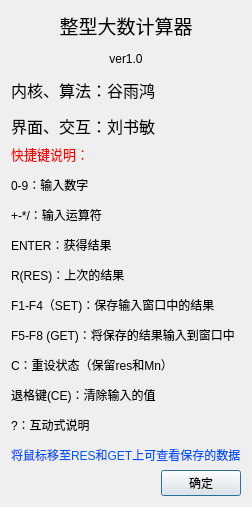
Qt form about_dialog.ui (Liu233w/BigIntegerCalculator) before a commit.
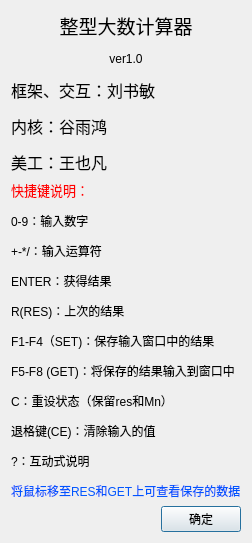
The same form after that commit.

Commit message: 修改制作人员信息

Patch:
```diff
--- a/about_dialog.ui
+++ b/about_dialog.ui
@@ -7,7 +7,7 @@
     <x>0</x>
     <y>0</y>
     <width>248</width>
-    <height>451</height>
+    <height>482</height>
    </rect>
   </property>
   <property name="windowTitle">
@@ -19,7 +19,7 @@
      <item>
       <widget class="QLabel" name="label">
        <property name="text">
-        <string>&lt;html&gt;&lt;head/&gt;&lt;body&gt;&lt;p align=&quot;center&quot;&gt;&lt;span style=&quot; font-size:14pt;&quot;&gt;整型大数计算器&lt;/span&gt;&lt;/p&gt;&lt;p align=&quot;center&quot;&gt;ver1.0&lt;/p&gt;&lt;p&gt;&lt;span style=&quot; font-size:12pt;&quot;&gt;内核、算法：谷雨鸿&lt;/span&gt;&lt;/p&gt;&lt;p&gt;&lt;span style=&quot; font-size:12pt;&quot;&gt;界面、交互：刘书敏&lt;/span&gt;&lt;/p&gt;&lt;/body&gt;&lt;/html&gt;</string>
+        <string>&lt;html&gt;&lt;head/&gt;&lt;body&gt;&lt;p align=&quot;center&quot;&gt;&lt;span style=&quot; font-size:14pt;&quot;&gt;整型大数计算器&lt;/span&gt;&lt;/p&gt;&lt;p align=&quot;center&quot;&gt;ver1.0&lt;/p&gt;&lt;p&gt;&lt;span style=&quot; font-size:12pt;&quot;&gt;框架、交互：刘书敏&lt;/span&gt;&lt;/p&gt;&lt;p&gt;&lt;span style=&quot; font-size:12pt;&quot;&gt;内核：谷雨鸿&lt;/span&gt;&lt;/p&gt;&lt;p&gt;&lt;span style=&quot; font-size:12pt;&quot;&gt;美工：王也凡&lt;/span&gt;&lt;/p&gt;&lt;/body&gt;&lt;/html&gt;</string>
        </property>
       </widget>
      </item>
```
The commit also changes 2 other files.
